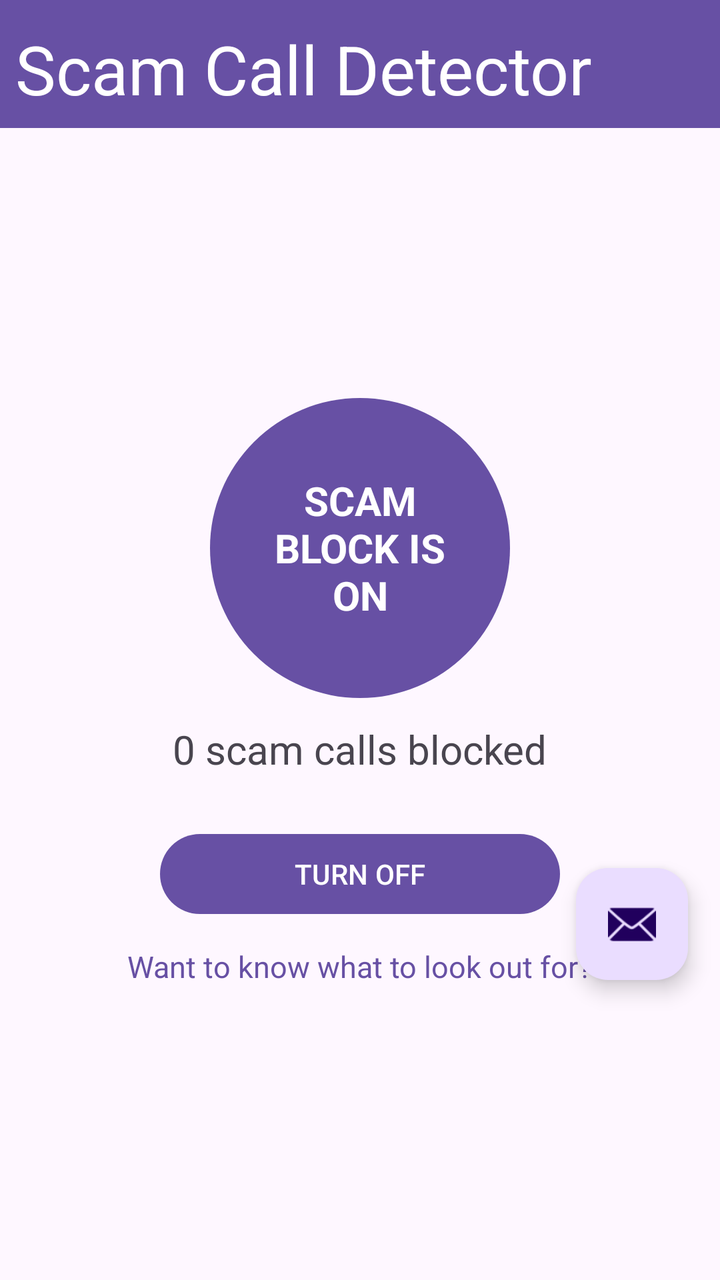
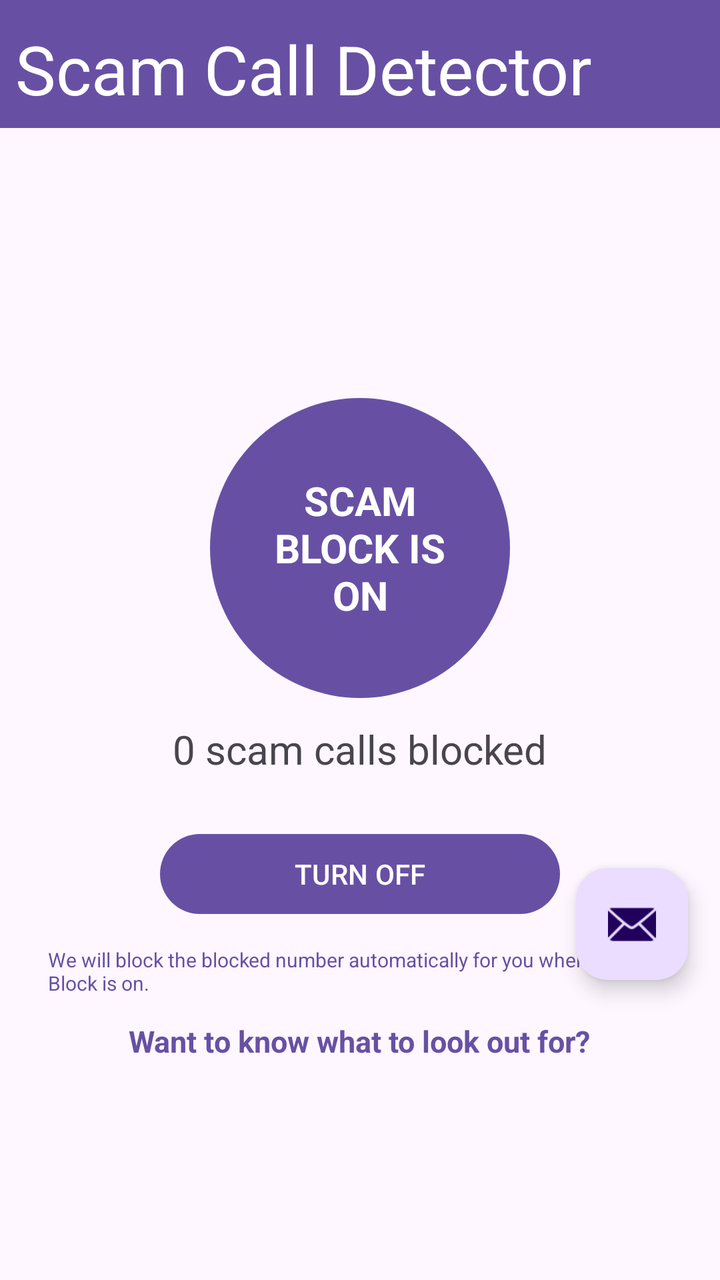

The first picture is an Android layout as it rendered before a commit; the second is the same layout after the commit. The layout source and the unified diff follow.
<!-- AndroidManifest.xml: activity theme Theme.ScamCallDetector -->
<!-- res/layout/activity_main.xml -->
<?xml version="1.0" encoding="utf-8"?>
<androidx.coordinatorlayout.widget.CoordinatorLayout xmlns:android="http://schemas.android.com/apk/res/android"
    xmlns:app="http://schemas.android.com/apk/res-auto"
    xmlns:tools="http://schemas.android.com/tools"
    android:id="@+id/main"
    android:layout_width="match_parent"
    android:layout_height="match_parent"
    android:fitsSystemWindows="true"
    tools:context=".MainActivity">

    <include layout="@layout/nav_bars" />

    <com.google.android.material.appbar.AppBarLayout
        android:id="@+id/appBarLayout"
        android:layout_width="match_parent"
        android:layout_height="wrap_content"
        android:fitsSystemWindows="true"
        android:visibility="gone">

        <androidx.appcompat.widget.Toolbar
            android:id="@+id/toolbar"
            android:layout_width="match_parent"
            android:layout_height="wrap_content"
            android:background="?attr/colorPrimary"
            android:minHeight="?attr/actionBarSize"
            android:theme="?attr/actionBarTheme" />

    </com.google.android.material.appbar.AppBarLayout>

    



    <LinearLayout
        android:id="@+id/scam_block_section"
        android:layout_width="match_parent"
        android:layout_height="wrap_content"
        android:orientation="vertical"
        android:gravity="center"
        android:padding="24dp"
        android:layout_marginTop="150dp"
        >



        <TextView
            android:id="@+id/scam_block_status"
            android:layout_width="150dp"
            android:layout_height="150dp"
            android:layout_marginTop="25dp"
            android:padding="20dp"
            android:layout_gravity="center_horizontal"
            android:gravity="center"
            android:background="@drawable/circle"
            android:text="SCAM BLOCK IS ON"
            android:textColor="#FFFFFF"
            android:textSize="20sp"
            android:textStyle="bold" />

        <TextView
            android:id="@+id/blocked_call_count"
            android:layout_width="wrap_content"
            android:layout_height="wrap_content"
            android:layout_marginTop="12dp"
            android:text="0 scam calls blocked"
            android:textSize="20sp" />

        <Button
            android:id="@+id/scam_block_button"
            android:layout_width="200dp"
            android:layout_height="wrap_content"
            android:layout_marginTop="25dp"
            android:text="TURN OFF"/>


        <TextView
            android:id="@+id/information_link"
            android:layout_width="wrap_content"
            android:layout_height="wrap_content"
            android:layout_marginTop="12dp"
            android:background="@drawable/link_background_selector"
            android:clickable="true"
            android:focusable="true"
            android:text="Want to know what to look out for?"
            android:textColor="#6750A4"
            android:textSize="15sp" />

    </LinearLayout>

    <com.google.android.material.floatingactionbutton.FloatingActionButton
        android:id="@+id/fab"
        android:layout_width="wrap_content"
        android:layout_height="wrap_content"
        android:layout_gravity="bottom|end"
        android:layout_marginEnd="@dimen/fab_margin"
        android:layout_marginBottom="150dp"
        app:srcCompat="@android:drawable/ic_dialog_email" />

    <com.google.android.material.bottomnavigation.BottomNavigationView
        android:id="@+id/bottomNavigationView"
        android:layout_width="match_parent"
        android:layout_height="wrap_content"
        android:layout_gravity="bottom"
        android:visibility="gone"
        app:labelVisibilityMode="labeled"
        app:menu="@menu/menu_scam_call" />

    






</androidx.coordinatorlayout.widget.CoordinatorLayout>
<!-- res/layout/nav_bars.xml (included above) -->
<?xml version="1.0" encoding="utf-8"?>
<androidx.constraintlayout.widget.ConstraintLayout xmlns:android="http://schemas.android.com/apk/res/android"
    xmlns:app="http://schemas.android.com/apk/res-auto"
    xmlns:tools="http://schemas.android.com/tools"
    android:layout_width="match_parent"
    android:layout_height="match_parent">

    <androidx.appcompat.widget.Toolbar
        android:id="@+id/toolbar3"
        android:layout_width="match_parent"
        android:layout_height="wrap_content"
        android:background="?attr/colorPrimary"
        android:minHeight="?attr/actionBarSize"
        android:theme="?attr/actionBarTheme"
        app:layout_constraintBottom_toBottomOf="parent"
        app:layout_constraintEnd_toEndOf="parent"
        app:layout_constraintHorizontal_bias="1.0"
        app:layout_constraintStart_toStartOf="parent"
        app:layout_constraintTop_toTopOf="parent"
        app:layout_constraintVertical_bias="0.0" />

    <com.google.android.material.bottomnavigation.BottomNavigationView
        android:id="@+id/bottomNavigationView"
        android:layout_width="match_parent"
        android:layout_height="wrap_content"
        android:layout_marginTop="586dp"
        app:labelVisibilityMode="labeled"
        app:layout_constraintBottom_toBottomOf="parent"
        app:layout_constraintEnd_toEndOf="parent"
        app:layout_constraintHorizontal_bias="0.0"
        app:layout_constraintStart_toStartOf="parent"
        app:layout_constraintTop_toBottomOf="@+id/toolbar3"
        app:layout_constraintVertical_bias="1.0"
        app:menu="@menu/menu_scam_call" />

    <TextView
        android:id="@+id/textView6"
        android:layout_width="304dp"
        android:layout_height="51dp"
        android:text="Scam Call Detector"
        android:textColor="@color/white"
        android:textSize="34sp"
        app:layout_constraintBottom_toBottomOf="@+id/toolbar3"
        app:layout_constraintEnd_toEndOf="parent"
        app:layout_constraintHorizontal_bias="0.136"
        app:layout_constraintStart_toStartOf="parent"
        app:layout_constraintTop_toTopOf="parent"
        app:layout_constraintVertical_bias="0.888" />

</androidx.constraintlayout.widget.ConstraintLayout>
<!-- resources referenced by this layout -->
<resources>
  <color name="white">#FFFFFFFF</color>
  <dimen name="fab_margin">16dp</dimen>
  <!-- drawable circle (drawable) -->
  <shape xmlns:android="http://schemas.android.com/apk/res/android"
      android:shape="oval">
  
      <solid android:color="#6750A4" />
  
      <size
          android:width="250dp"
          android:height="250dp" />
  
  </shape>
  <!-- drawable link_background_selector (drawable) -->
  <?xml version="1.0" encoding="utf-8"?>
  <selector xmlns:android="http://schemas.android.com/apk/res/android">
      <item android:state_pressed="true">
          <shape android:shape="rectangle">
              <solid android:color="#BABAC2"/>
              <corners android:radius="4dp"/>
          </shape>
      </item>
      <item>
          <shape android:shape="rectangle">
              <solid android:color="@android:color/transparent"/>
          </shape>
      </item>
  </selector>
  <style name="Theme.ScamCallDetector" parent="Base.Theme.ScamCallDetector" />
  <style name="Base.Theme.ScamCallDetector" parent="Theme.Material3.DayNight.NoActionBar">
          
          
      </style>
</resources>

<!-- the commit's change to res/layout/activity_main.xml (unified diff, before → after) -->
@@ -74,6 +74,19 @@
 
 
         <TextView
+            android:id="@+id/explaination"
+            android:layout_width="wrap_content"
+            android:layout_height="wrap_content"
+            android:layout_gravity="center"
+            android:layout_marginTop="12dp"
+            android:background="@drawable/link_background_selector"
+            android:clickable="true"
+            android:focusable="true"
+            android:text="We will block the blocked number automatically for you when Scam Block is on."
+            android:textColor="#6750A4"
+            android:textSize="10sp" />
+
+        <TextView
             android:id="@+id/information_link"
             android:layout_width="wrap_content"
             android:layout_height="wrap_content"
@@ -83,7 +96,8 @@
             android:focusable="true"
             android:text="Want to know what to look out for?"
             android:textColor="#6750A4"
-            android:textSize="15sp" />
+            android:textSize="15sp"
+            android:textStyle="bold" />
 
     </LinearLayout>
 
